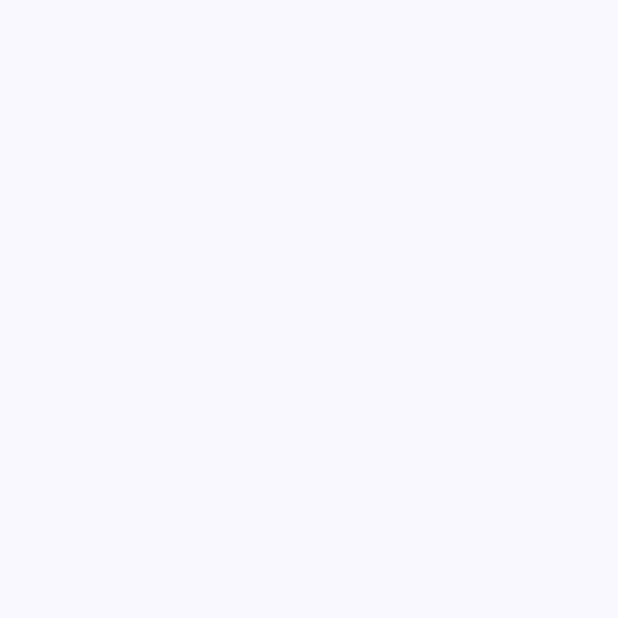
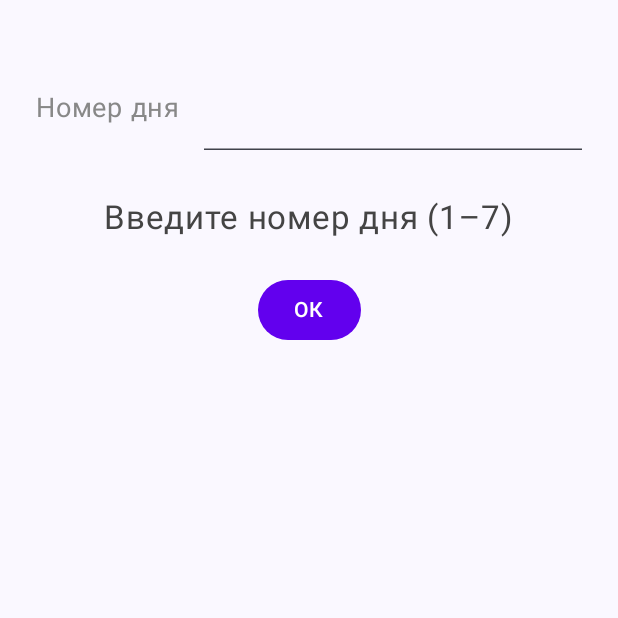
Before and after one commit to Black0-0cat/Labs, an Android app built with Jetpack Compose: the screen it shows after launch (MainActivity), on a phone screen of 412 x 824 dp, the top half of it. Before the commit the part shown is empty. Run offline under Robolectric (Android 15) with nearby library versions, the phone set to English and light mode, and no system bars.

Commit message:
IfWhen 4

```diff
--- a/IfWhen/app/src/main/java/com/example/ifwhen/MainActivity.kt
+++ b/IfWhen/app/src/main/java/com/example/ifwhen/MainActivity.kt
@@ -30,6 +30,8 @@ import androidx.compose.ui.graphics.Color
 import androidx.compose.ui.text.input.KeyboardType
 import androidx.compose.ui.unit.dp
 import androidx.compose.ui.unit.sp
+import androidx.compose.material3.Button
+import androidx.compose.material3.ButtonDefaults
 
 
 class MainActivity : ComponentActivity() {
@@ -39,7 +41,7 @@ class MainActivity : ComponentActivity() {
         setContent {
             IfWhenTheme {
                 Scaffold(modifier = Modifier.fillMaxSize()) { innerPadding ->
-
+                    DayOfWeekScreen(modifier = Modifier.padding(innerPadding))
                 }
             }
         }
@@ -49,6 +51,7 @@ class MainActivity : ComponentActivity() {
 @Composable
 fun DayOfWeekScreen(modifier: Modifier = Modifier) {
     var inputNumber by remember { mutableStateOf("") }
+    var resultText by remember { mutableStateOf("Введите номер дня (1–7)") }
 
     Column(
         modifier = modifier
@@ -81,14 +84,35 @@ fun DayOfWeekScreen(modifier: Modifier = Modifier) {
                 modifier = Modifier.weight(1f)
             )
         }
+
+        Spacer(modifier = Modifier.height(32.dp))
+
+        Text(
+            text = resultText,
+            fontSize = 22.sp,
+            color = Color.DarkGray
+        )
+
+        Spacer(modifier = Modifier.height(24.dp))
+
+        Button(
+            onClick = {
+                val number = inputNumber.trim().toIntOrNull()
+                resultText = getDayOfWeek(number)
+            },
+            colors = ButtonDefaults.buttonColors(containerColor = Color(0xFF6200EE))
+        ) {
+            Text("ОК")
+        }
     }
 }
+
 
 @Preview(showBackground = true)
 @Composable
 fun GreetingPreview() {
     IfWhenTheme {
-        //DayOfWeek
+        DayOfWeekScreen()
     }
 }
 
```
